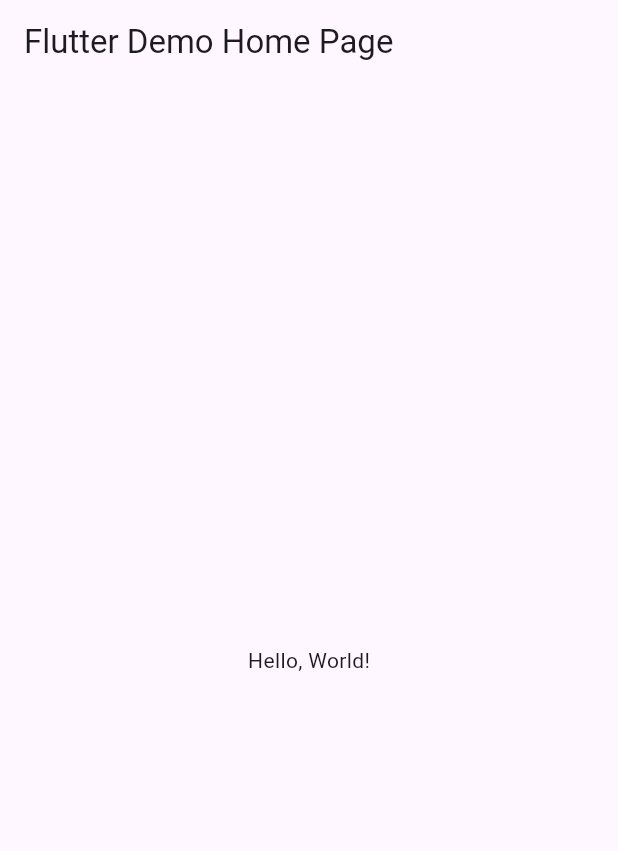
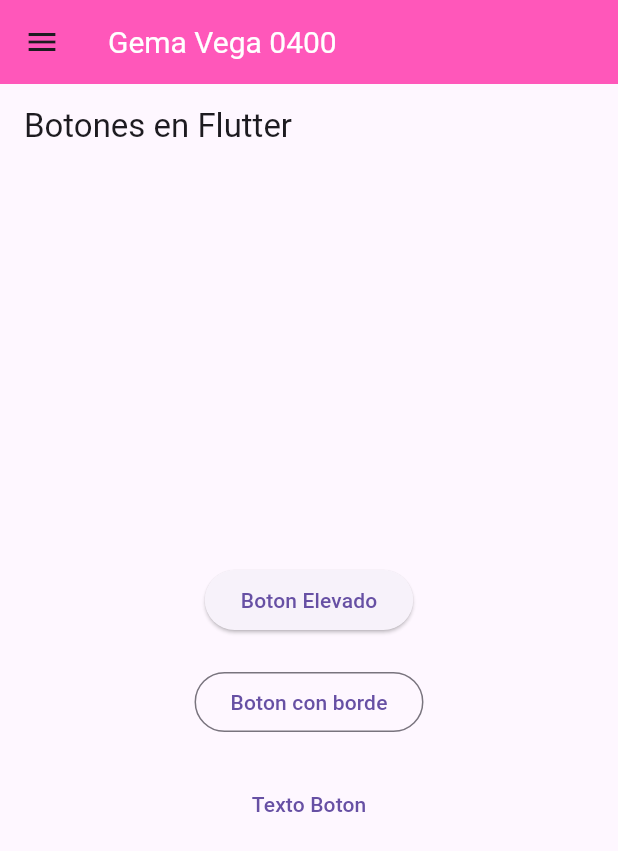
Before and after one commit to VegaTapiaGemaKarina/UII-Act8-Drawer, a Flutter app: the screen it shows after launch, on a phone screen of 412 x 824 dp. Shown: the top 851 px of the screen. Run offline on Flutter 3.47's test engine with Material 3 defaults, Android fonts, the phone set to English and light mode, and no system bars.

```diff
--- a/lib/main.dart
+++ b/lib/main.dart
@@ -1,43 +1,145 @@
 import 'package:flutter/material.dart';
 
-void main() => runApp(MyApp());
+import 'package:vega0400/pantalla1.dart';
+import 'package:vega0400/pantalla2.dart';
+import 'package:vega0400/pantalla3.dart';
+import 'package:vega0400/pantalla4.dart';
+import 'package:vega0400/pantalla5.dart';
+import 'drawer_menu.dart';
+
+void main() {
+  runApp(MyApp());
+}
 
 class MyApp extends StatelessWidget {
-  const MyApp({super.key});
-  // This widget is the root of your application.
+  const MyApp({Key? key}) : super(key: key);
   @override
   Widget build(BuildContext context) {
     return MaterialApp(
-      // Application name
-      title: 'Flutter Hello World',
-      // Application theme data, you can set the colors for the application as
-      // you want
-      theme: ThemeData(
-        // useMaterial3: false,
-        primarySwatch: Colors.blue,
-      ),
-      // A widget which will be started on application startup
-      home: MyHomePage(title: 'Flutter Demo Home Page'),
+      debugShowCheckedModeBanner: false,
+      home: HomePage(),
     );
   }
 }
+//s9s9s9s  rrrrrrr
 
-class MyHomePage extends StatelessWidget {
-  final String title;
-  const MyHomePage({super.key, required this.title});
+class HomePage extends StatefulWidget {
+  const HomePage({Key? key}) : super(key: key);
+  @override
+  _HomePageState createState() => _HomePageState();
+}
+
+class _HomePageState extends State<HomePage> {
+  var currentPage = DrawerSections.pantalla1;
 
   @override
   Widget build(BuildContext context) {
+    var container;
+    if (currentPage == DrawerSections.pantalla1) {
+      container = Pantalla1();
+    } else if (currentPage == DrawerSections.pantalla2) {
+      container = Pantalla2();
+    } else if (currentPage == DrawerSections.pantalla3) {
+      container = Pantalla3();
+    } else if (currentPage == DrawerSections.pantalla4) {
+      container = Pantalla4();
+    } else if (currentPage == DrawerSections.pantalla5) {
+      container = Pantalla5();
+    }
     return Scaffold(
       appBar: AppBar(
-        // The title text which will be shown on the action bar
-        title: Text(title),
+        backgroundColor: Color(0xffff57ba),
+        title: Text(
+          "Gema Vega 0400",
+          style: TextStyle(color: Colors.white, fontSize: 20),
+        ),
       ),
-      body: Center(
-        child: Text(
-          'Hello, World!',
+      body: container,
+      drawer: Drawer(
+        child: SingleChildScrollView(
+          child: Container(
+            child: Column(
+              children: [
+                MyDrawerVega(),
+                MyDrawerList(),
+              ],
+            ),
+          ),
+        ),
+      ),
+    );
+  }
+
+  Widget MyDrawerList() {
+    return Container(
+      padding: EdgeInsets.only(
+        top: 15,
+      ),
+      child: Column(
+        // shows the list of menu drawer
+        children: [
+          menuItem(1, "Diseño 1", Icons.place_outlined,
+              currentPage == DrawerSections.pantalla1 ? true : false),
+          menuItem(2, "Diseño 2", Icons.star_border,
+              currentPage == DrawerSections.pantalla2 ? true : false),
+          menuItem(3, "Diseño 3", Icons.fast_forward,
+              currentPage == DrawerSections.pantalla3 ? true : false),
+          menuItem(4, "Diseño 4", Icons.ac_unit,
+              currentPage == DrawerSections.pantalla4 ? true : false),
+          menuItem(5, "Diseño 5", Icons.favorite_border,
+              currentPage == DrawerSections.pantalla5 ? true : false),
+        ],
+      ),
+    );
+  }
+
+  Widget menuItem(int id, String title, IconData icon, bool selected) {
+    return Material(
+      color: selected ? Colors.grey[300] : Colors.transparent,
+      child: InkWell(
+        onTap: () {
+          Navigator.pop(context);
+          setState(() {
+            if (id == 1) {
+              currentPage = DrawerSections.pantalla1;
+            } else if (id == 2) {
+              currentPage = DrawerSections.pantalla2;
+            } else if (id == 3) {
+              currentPage = DrawerSections.pantalla3;
+            } else if (id == 4) {
+              currentPage = DrawerSections.pantalla4;
+            } else if (id == 5) {
+              currentPage = DrawerSections.pantalla5;
+            }
+          });
+        },
+        child: Padding(
+          padding: EdgeInsets.all(15.0),
+          child: Row(
+            children: [
+              Expanded(
+                child: Icon(
+                  icon,
+                  size: 20,
+                  color: Color(0xffa34cf2),
+                ),
+              ),
+              Expanded(
+                flex: 3,
+                child: Text(
+                  title,
+                  style: TextStyle(
+                    color: Color(0xff08007e),
+                    fontSize: 18,
+                  ),
+                ),
+              ),
+            ],
+          ),
         ),
       ),
     );
   }
 }
+
+enum DrawerSections { pantalla1, pantalla2, pantalla3, pantalla4, pantalla5 }
--- /dev/null
+++ b/lib/pantalla1.dart
@@ -0,0 +1,52 @@
+import 'package:flutter/material.dart';
+
+void main() {
+  runApp(Pantalla1());
+}
+
+class Pantalla1 extends StatefulWidget {
+  @override
+  _MyAppState createState() => _MyAppState();
+}
+
+class _MyAppState extends State<Pantalla1> {
+  @override
+  Widget build(BuildContext context) {
+    return MaterialApp(
+      debugShowCheckedModeBanner: false,
+      home: Scaffold(
+        appBar: AppBar(
+          title: Text('Botones en Flutter'),
+        ),
+        body: Container(
+          alignment: Alignment.center,
+          child: Column(
+            mainAxisAlignment: MainAxisAlignment.center,
+            children: [
+              ElevatedButton(
+                onPressed: () {
+                  print('Boton Elevado');
+                },
+                child: Text('Boton Elevado'),
+              ),
+              SizedBox(height: 20),
+              OutlinedButton(
+                onPressed: () {
+                  print('Boton con borde!');
+                },
+                child: Text('Boton con borde'),
+              ),
+              SizedBox(height: 20),
+              TextButton(
+                onPressed: () {
+                  print('Texto Boton!');
+                },
+                child: Text('Texto Boton'),
+              ),
+            ],
+          ),
+        ),
+      ),
+    );
+  }
+}
--- /dev/null
+++ b/lib/pantalla2.dart
@@ -0,0 +1,52 @@
+import 'package:flutter/material.dart';
+
+void main() {
+  runApp(Pantalla2());
+}
+
+class Pantalla2 extends StatefulWidget {
+  @override
+  _MyAppState createState() => _MyAppState();
+}
+
+class _MyAppState extends State<Pantalla2> {
+  @override
+  Widget build(BuildContext context) {
+    return MaterialApp(
+      debugShowCheckedModeBanner: false,
+      home: Scaffold(
+        appBar: AppBar(
+          title: Text('Botones Diseños'),
+        ),
+        body: Container(
+          alignment: Alignment.center,
+          child: Column(
+            mainAxisAlignment: MainAxisAlignment.center,
+            children: [
+              ElevatedButton(
+                onPressed: () {
+                  print('Boton con Borde!');
+                },
+                child: Icon(Icons.cloud_upload_sharp),
+              ),
+              SizedBox(height: 20),
+              OutlinedButton(
+                onPressed: () {
+                  print('Boton con Borde');
+                },
+                child: Icon(Icons.pageview),
+              ),
+              SizedBox(height: 20),
+              TextButton(
+                onPressed: () {
+                  print('Texto Boton!');
+                },
+                child: Icon(Icons.cloud_done_outlined),
+              ),
+            ],
+          ),
+        ),
+      ),
+    );
+  }
+}
--- /dev/null
+++ b/lib/pantalla4.dart
@@ -0,0 +1,73 @@
+import 'package:flutter/material.dart';
+
+void main() {
+  runApp(Pantalla4());
+}
+
+class Pantalla4 extends StatefulWidget {
+  @override
+  _MyAppState createState() => _MyAppState();
+}
+
+class _MyAppState extends State<Pantalla4> {
+  @override
+  Widget build(BuildContext context) {
+    return MaterialApp(
+      debugShowCheckedModeBanner: false,
+      home: Scaffold(
+        appBar: AppBar(
+          title: Text('Botones Diseño'),
+        ),
+        body: Container(
+          alignment: Alignment.center,
+          child: Column(
+            mainAxisAlignment: MainAxisAlignment.center,
+            children: [
+              ElevatedButton(
+                onPressed: () {
+                  print('Boton elevado!');
+                },
+                child: Icon(Icons.favorite),
+              ),
+              SizedBox(height: 20),
+              OutlinedButton(
+                onPressed: () {
+                  print('Boton con Borde!');
+                },
+                child: Icon(Icons.calendar_view_day),
+              ),
+              SizedBox(height: 20),
+              TextButton(
+                onPressed: () {
+                  print('Texto Boton!');
+                },
+                child: Icon(Icons.stacked_bar_chart_rounded),
+              ),
+              SizedBox(height: 20),
+              ElevatedButton.icon(
+                  onPressed: () {
+                    print('Boton/Icon elevado!');
+                  },
+                  icon: Icon(Icons.favorite),
+                  label: Text('Boton Home elevado')),
+              SizedBox(height: 20),
+              OutlinedButton.icon(
+                  onPressed: () {
+                    print('Boton/Icon elevado!');
+                  },
+                  icon: Icon(Icons.calendar_view_day),
+                  label: Text('Boton con Borde ')),
+              SizedBox(height: 20),
+              TextButton.icon(
+                  onPressed: () {
+                    print('Boton/Icon elevado!');
+                  },
+                  icon: Icon(Icons.stacked_bar_chart_rounded),
+                  label: Text('Boton Texto')),
+            ],
+          ),
+        ),
+      ),
+    );
+  }
+}
```
Also changed, not shown: lib/drawer_menu.dart (added, +36 -0 lines), lib/pantalla3.dart (added, +77 -0 lines), lib/pantalla5.dart (added, +85 -0 lines).
